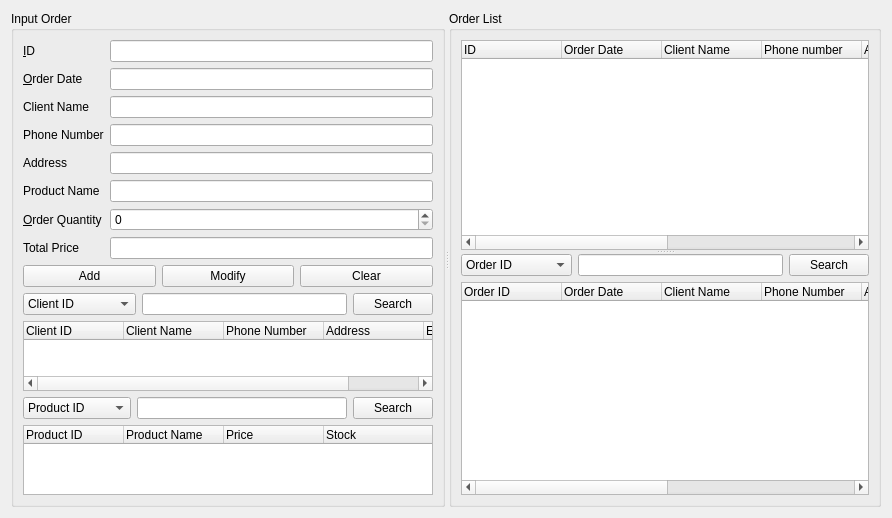
juyeon6454/Customer-management_Qt, file ordermanagerform.ui: the form before one commit.
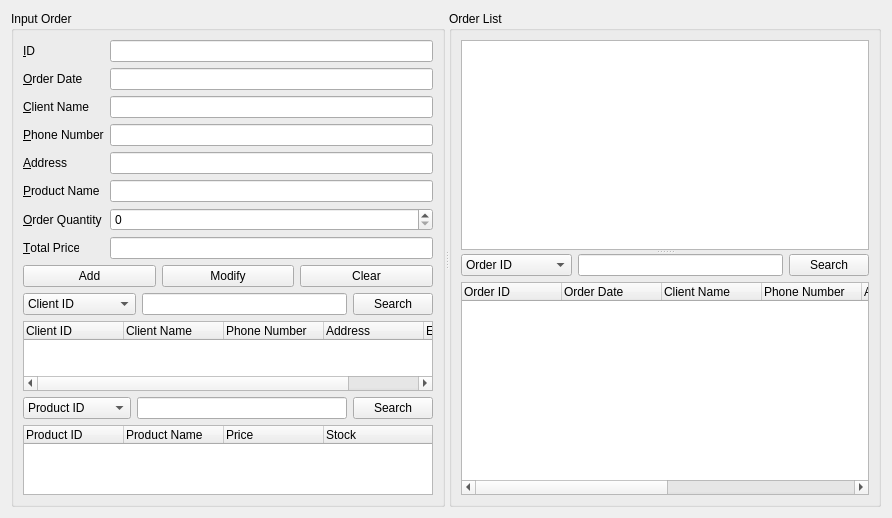
The form after the commit.

```diff
--- a/ordermanagerform.ui
+++ b/ordermanagerform.ui
@@ -71,7 +71,7 @@
            <item row="2" column="0">
             <widget class="QLabel" name="ClientNameLabel">
              <property name="text">
-              <string>Client Name</string>
+              <string>&amp;Client Name</string>
              </property>
              <property name="buddy">
               <cstring>clientNameLineEdit</cstring>
@@ -88,7 +88,7 @@
            <item row="3" column="0">
             <widget class="QLabel" name="phoneNumberLabel">
              <property name="text">
-              <string>Phone Number</string>
+              <string>&amp;Phone Number</string>
              </property>
              <property name="buddy">
               <cstring>phoneNumberLineEdit</cstring>
@@ -101,7 +101,7 @@
            <item row="4" column="0">
             <widget class="QLabel" name="addressLabel">
              <property name="text">
-              <string>Address</string>
+              <string>&amp;Address</string>
              </property>
              <property name="buddy">
               <cstring>addressLineEdit</cstring>
@@ -114,7 +114,7 @@
            <item row="5" column="0">
             <widget class="QLabel" name="productNameLabel">
              <property name="text">
-              <string>Product Name</string>
+              <string>&amp;Product Name</string>
              </property>
              <property name="buddy">
               <cstring>productNameLineEdit</cstring>
@@ -140,7 +140,7 @@
            <item row="7" column="0">
             <widget class="QLabel" name="totalPriceLabel">
              <property name="text">
-              <string>Total Price</string>
+              <string>&amp;Total Price</string>
              </property>
              <property name="buddy">
               <cstring>totalPriceLineEdit</cstring>
@@ -339,48 +339,7 @@
          <property name="orientation">
           <enum>Qt::Vertical</enum>
          </property>
-         <widget class="QTreeWidget" name="orderSearchTreeWidget">
-          <column>
-           <property name="text">
-            <string>ID</string>
-           </property>
-          </column>
-          <column>
-           <property name="text">
-            <string>Order Date</string>
-           </property>
-          </column>
-          <column>
-           <property name="text">
-            <string>Client Name</string>
-           </property>
-          </column>
-          <column>
-           <property name="text">
-            <string>Phone number</string>
-           </property>
-          </column>
-          <column>
-           <property name="text">
-            <string>Address</string>
-           </property>
-          </column>
-          <column>
-           <property name="text">
-            <string>Product Name</string>
-           </property>
-          </column>
-          <column>
-           <property name="text">
-            <string>Order Quantity</string>
-           </property>
-          </column>
-          <column>
-           <property name="text">
-            <string>Total Price</string>
-           </property>
-          </column>
-         </widget>
+         <widget class="QTreeView" name="orderSearchTreeView"/>
          <widget class="QWidget" name="layoutWidget">
           <layout class="QVBoxLayout" name="orderSearchVerticalLayout">
            <item>
```
